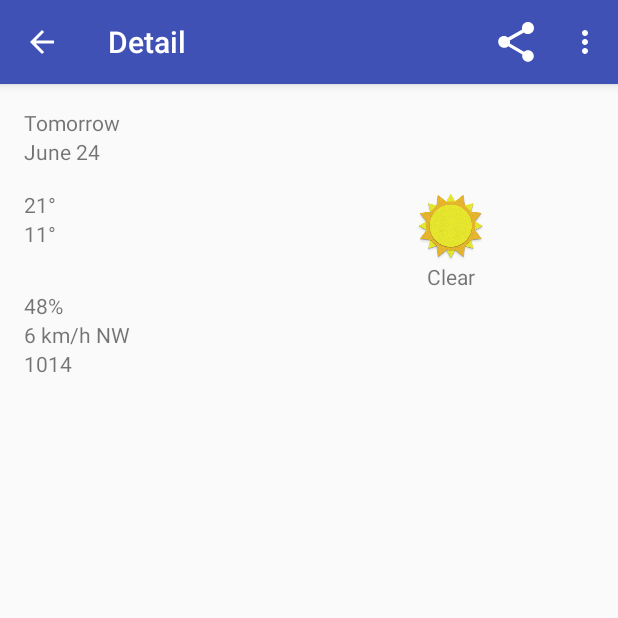
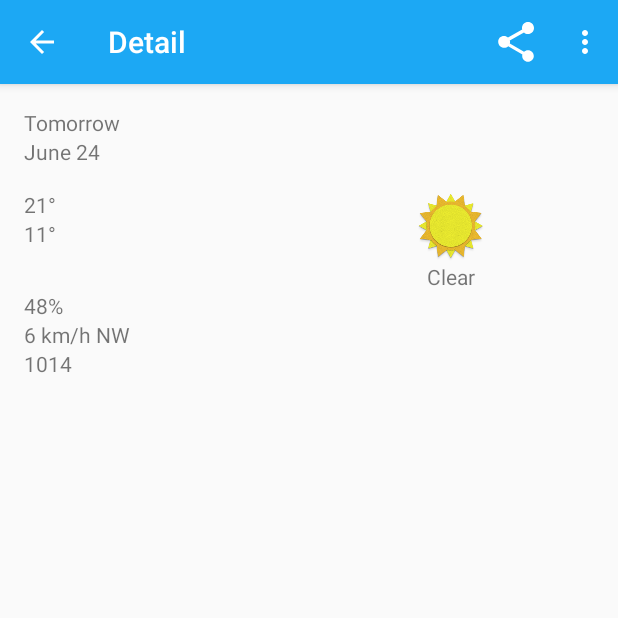
Before and after one commit to iurimenin/nanodegree_sunshine, an Android app: the DetailActivity screen opened directly, with no data from a screen before it, on a phone screen of 412 x 824 dp, the top half of it. Run offline under Robolectric (Android 15) with nearby library versions, the phone set to English and light mode, and no system bars; 1 statement that could not run was skipped.

Commit message:
Lesson 5 - Styles

```diff
--- a/app/src/main/AndroidManifest.xml
+++ b/app/src/main/AndroidManifest.xml
@@ -10,7 +10,10 @@
         android:label="@string/app_name"
         android:supportsRtl="true"
         android:theme="@style/AppTheme">
-        <activity android:name=".activity.MainActivity">
+        <activity
+            android:name=".activity.MainActivity"
+            android:theme="@style/ForecastTheme"
+            android:label="@string/app_name">
             <intent-filter>
                 <action android:name="android.intent.action.MAIN" />
 
@@ -28,6 +31,7 @@
         <activity
             android:name=".activity.SettingsActivity"
             android:label="@string/action_settings"
+            android:theme="@style/SettingsTheme"
             android:parentActivityName=".activity.MainActivity">
             <meta-data
                 android:name="android.support.PARENT_ACTIVITY"
--- a/app/src/main/java/io/github/iurimenin/sunshine/activity/MainActivity.java
+++ b/app/src/main/java/io/github/iurimenin/sunshine/activity/MainActivity.java
@@ -38,6 +38,7 @@ public class MainActivity extends AppCompatActivity implements ForecastFragment.
             }
         } else {
             mTwoPane = false;
+            getSupportActionBar().setElevation(0);
         }
 
         ForecastFragment forecastFragment =  ((ForecastFragment)getSupportFragmentManager()
--- /dev/null
+++ b/app/src/main/res/values-v14/styles.xml
@@ -0,0 +1,13 @@
+<?xml version="1.0" encoding="utf-8"?>
+<resources>
+    <!-- Settings activity theme. -->
+    <style name="SettingsTheme" parent="@android:style/Theme.Holo.Light.DarkActionBar">
+        <item name="android:actionBarStyle">@style/ActionBar.V14.Sunshine.NoTitle</item>
+    </style>
+
+    <!-- Settings activity action bar styles -->
+    <style name="ActionBar.V14.Sunshine.NoTitle" parent="@android:style/Widget.Holo.Light.ActionBar.Solid.Inverse">
+        <item name="android:background">@color/sunshine_blue</item>
+        <item name="android:height">56dp</item>
+    </style>
+</resources>
--- /dev/null
+++ b/app/src/main/res/values-v21/styles.xml
@@ -0,0 +1,9 @@
+<?xml version="1.0" encoding="utf-8"?>
+<resources>
+    <!-- Settings activity theme. -->
+    <style name="SettingsTheme" parent="@android:style/Theme.Material.Light.DarkActionBar">
+        <item name="android:colorPrimary">@color/sunshine_blue</item>
+        <item name="android:colorPrimaryDark">@color/sunshine_dark_blue</item>
+    </style>
+
+</resources>
--- a/app/src/main/res/values/colors.xml
+++ b/app/src/main/res/values/colors.xml
@@ -1,8 +1,7 @@
 <?xml version="1.0" encoding="utf-8"?>
 <resources>
-    <color name="colorPrimary">#3F51B5</color>
-    <color name="colorPrimaryDark">#303F9F</color>
-    <color name="colorAccent">#FF4081</color>
     <color name="grey">#CCCCCC</color>
     <color name="sunshine_light_blue">#FF64C2F4</color>
+    <color name="sunshine_blue">#ff1ca8f4</color>
+    <color name="sunshine_dark_blue">#0288D1</color>
 </resources>
--- a/app/src/main/res/values/styles.xml
+++ b/app/src/main/res/values/styles.xml
@@ -3,9 +3,20 @@
     <!-- Base application theme. -->
     <style name="AppTheme" parent="Theme.AppCompat.Light.DarkActionBar">
         <!-- Customize your theme here. -->
-        <item name="colorPrimary">@color/colorPrimary</item>
-        <item name="colorPrimaryDark">@color/colorPrimaryDark</item>
-        <item name="colorAccent">@color/colorAccent</item>
+        <item name="colorPrimary">@color/sunshine_blue</item>
+        <item name="colorPrimaryDark">@color/sunshine_dark_blue</item>
+    </style>
+
+    <style name="ForecastTheme" parent="AppTheme">
+        <item name="actionBarStyle">@style/ActionBar.Solid.Sunshine.NoTitle</item>
+    </style>
+
+    <style name="SettingsTheme" parent="AppTheme">
+    </style>
+
+    <style name="ActionBar.Solid.Sunshine.NoTitle" parent="@style/Widget.AppCompat.Light.ActionBar.Solid.Inverse">
+        <item name="displayOptions">useLogo|showHome</item>
+        <item name="logo">@drawable/ic_logo</item>
     </style>
 
     <style name="ForecastListStyle">
```
